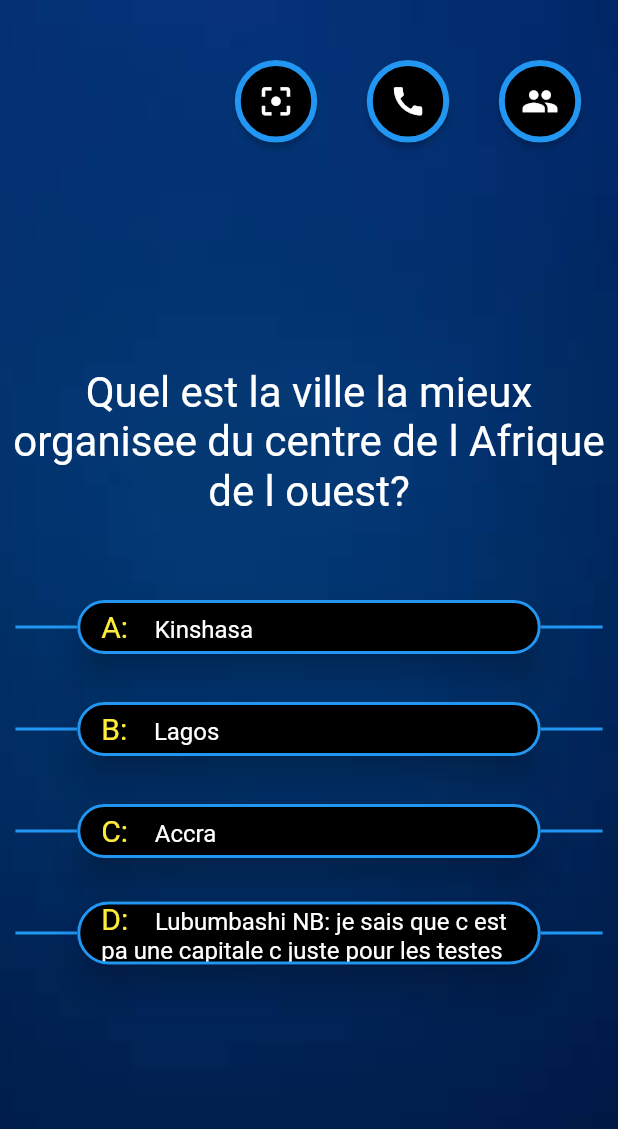
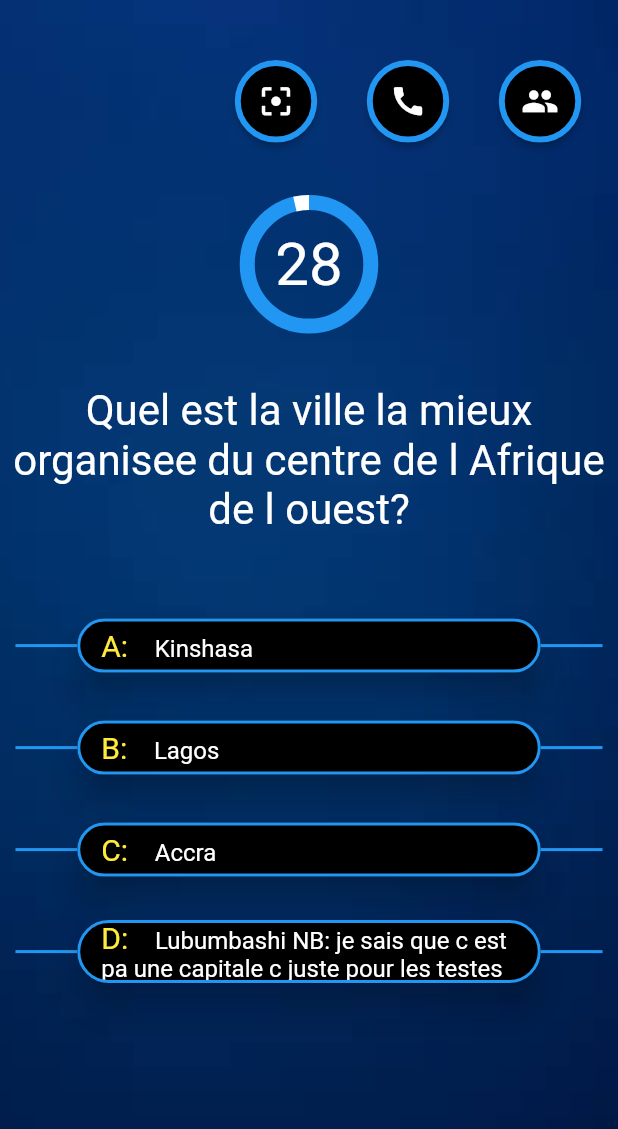
Before and after one commit to lyabs243/Millionaire-quiz, a Flutter app: the screen it shows after launch, after a tap on "Play", on a phone screen of 412 x 824 dp. Shown: the top 1129 px of the screen. Run offline on Flutter 3.47's test engine with Material 2 defaults, Android fonts, the phone set to English and light mode, and no system bars.

Commit message:
Create a countdown timer widget

```diff
--- /dev/null
+++ b/lib/components/countdown_timer.dart
@@ -0,0 +1,107 @@
+import 'package:flutter/material.dart';
+import 'dart:math' as math;
+
+class CountDownTimer extends StatefulWidget {
+
+  @override
+  _CountDownTimerState createState() => _CountDownTimerState();
+
+}
+
+class _CountDownTimerState extends State<CountDownTimer> with TickerProviderStateMixin {
+
+  AnimationController controller;
+
+  @override
+  void initState() {
+    super.initState();
+    controller = AnimationController(
+      vsync: this,
+      duration: Duration(seconds: 30),
+    );
+  }
+
+  @override
+  Widget build(BuildContext context) {
+    controller.reverse(
+        from: controller.value == 0.0
+            ? 1.0
+            : controller.value).then((value) {
+              print('c fait!!!');
+    });
+    return AnimatedBuilder(
+      animation: controller,
+      builder:
+          (BuildContext context, Widget child) {
+        return Stack(
+          children: <Widget>[
+            Container(
+              width: 200.0,
+              height: 200.0,
+              child: CustomPaint(
+                  painter: CustomTimerPainter(
+                    animation: controller,
+                    backgroundColor: Colors.blue,
+                    color: Colors.white,
+                  )),
+            ),
+            Align(
+              alignment: FractionalOffset.center,
+              child: Column(
+                mainAxisAlignment:
+                MainAxisAlignment.spaceEvenly,
+                crossAxisAlignment:
+                CrossAxisAlignment.center,
+                children: <Widget>[
+                  Text(
+                    timerString,
+                    style: TextStyle(
+                        fontSize: 40.0,
+                        color: Colors.white),
+                  ),
+                ],
+              ),
+            )
+          ],
+        );
+      },
+    );
+  }
+
+  String get timerString {
+    Duration duration = controller.duration * controller.value;
+    return '${duration.inSeconds}';
+  }
+
+}
+
+class CustomTimerPainter extends CustomPainter {
+  CustomTimerPainter({
+    this.animation,
+    this.backgroundColor,
+    this.color,
+  }) : super(repaint: animation);
+
+  final Animation<double> animation;
+  final Color backgroundColor, color;
+
+  @override
+  void paint(Canvas canvas, Size size) {
+    Paint paint = Paint()
+      ..color = backgroundColor
+      ..strokeWidth = 10.0
+      ..strokeCap = StrokeCap.butt
+      ..style = PaintingStyle.stroke;
+    canvas.drawCircle(size.center(Offset.zero), size.width / 2.0, paint);
+    paint.color = color;
+    double progress = (1.0 - animation.value) * 2 * math.pi;
+    canvas.drawArc(Offset.zero & size, math.pi * 1.5, -progress, false, paint);
+  }
+
+  @override
+  bool shouldRepaint(CustomTimerPainter old) {
+    return animation.value != old.animation.value ||
+        color != old.color ||
+        backgroundColor != old.backgroundColor;
+  }
+}
--- a/lib/screens/game_play/game_play.dart
+++ b/lib/screens/game_play/game_play.dart
@@ -1,6 +1,7 @@
 import 'package:flutter/material.dart';
 import 'package:millionaire_quiz/components/button_circle.dart';
 import 'package:millionaire_quiz/components/button_quiz.dart';
+import 'package:millionaire_quiz/components/countdown_timer.dart';
 import 'package:millionaire_quiz/components/quiz_page.dart';
 
 class GamePlay extends StatefulWidget {
@@ -58,7 +59,13 @@ class _GamePlayState extends State<GamePlay> {
                 )
               ],
             ),
-            Padding(padding: EdgeInsets.only(bottom: 150.0),),
+            Padding(padding: EdgeInsets.only(bottom: 40.0),),
+            Container(
+              height: MediaQuery.of(context).size.width / 5,
+              width: MediaQuery.of(context).size.width / 5,
+              child: CountDownTimer(),
+            ),
+            Padding(padding: EdgeInsets.only(bottom: 40.0),),
             Container(
               child: Text(
                 'Quel est la ville la mieux organisee du centre de l Afrique de l ouest?',
```
